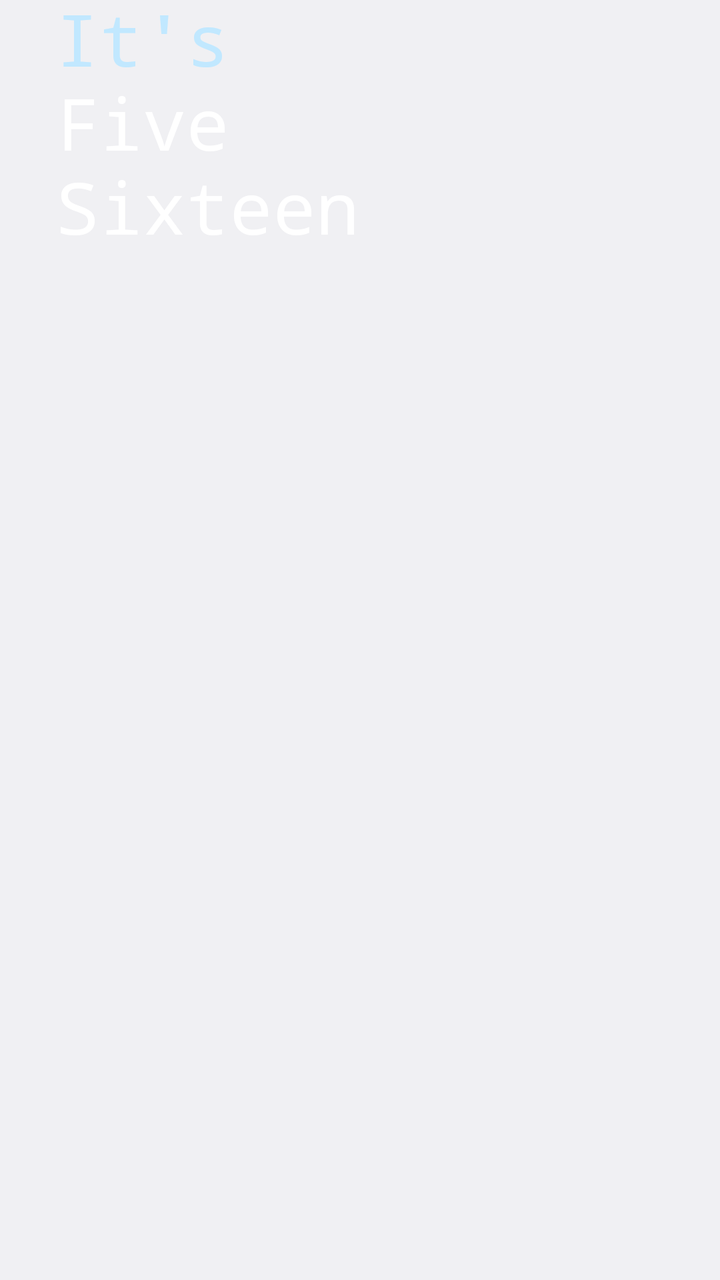
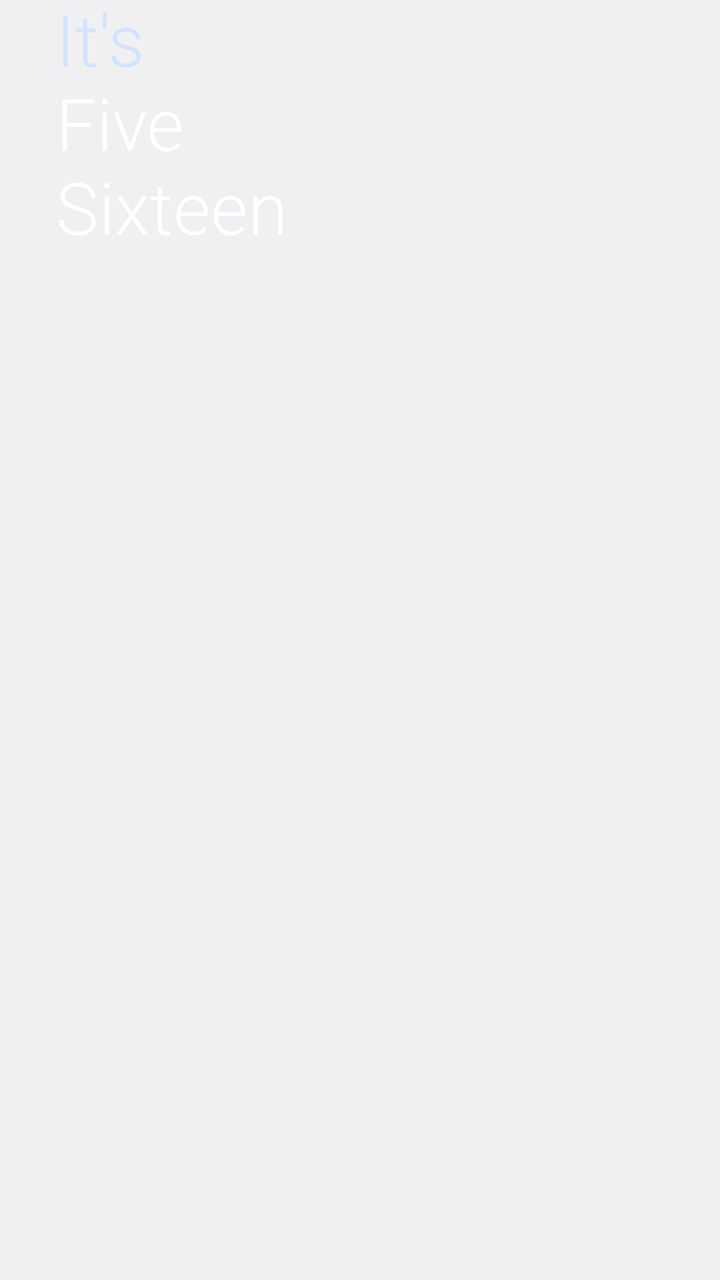

Two renders of the same Android screen: before a commit and after it. Below are the layout's source before the change and the commit's diff.
<!-- AndroidManifest.xml: application theme android:Theme.DeviceDefault.Light.NoActionBar -->
<!-- res/layout/zclock_ls_22.xml -->
<?xml version="1.0" encoding="utf-8"?>
<LinearLayout xmlns:android="http://schemas.android.com/apk/res/android"
    xmlns:tools="http://schemas.android.com/tools"
    android:layout_width="match_parent"
    android:layout_height="wrap_content"
    android:layout_gravity="center_horizontal|top"
    android:gravity="center_horizontal|top"
    android:orientation="vertical">

    <LinearLayout
        android:layout_width="match_parent"
        android:layout_height="wrap_content"
        android:layout_gravity="center"
        android:gravity="start|center"
        android:orientation="vertical"
        android:paddingHorizontal="28dp">

        <TextView
            android:layout_width="wrap_content"
            android:layout_height="wrap_content"
            android:fontFamily="@*android:string/config_clockFontFamily"
            android:includeFontPadding="false"
            android:tag="accent1|nolineheight"
            android:text="It's"
            android:textAlignment="viewStart"
            android:textColor="@android:color/system_accent1_100"
            android:textSize="36dp"
            tools:ignore="HardcodedText" />

        <TextView
            android:layout_width="wrap_content"
            android:layout_height="wrap_content"
            android:fontFamily="@*android:string/config_clockFontFamily"
            android:includeFontPadding="false"
            android:tag="text1|textHour"
            android:text="Five"
            android:textAlignment="viewStart"
            android:textColor="@android:color/white"
            android:textSize="36dp" />

        <TextView
            android:layout_width="wrap_content"
            android:layout_height="wrap_content"
            android:fontFamily="@*android:string/config_clockFontFamily"
            android:includeFontPadding="false"
            android:tag="text1|textMinute"
            android:text="Sixteen"
            android:textAlignment="viewStart"
            android:textColor="@android:color/white"
            android:textSize="36dp" />

        <TextClock
            android:layout_width="0dp"
            android:layout_height="0dp"
            android:format12Hour="hh:mm"
            android:format24Hour="HH:mm"
            android:tag="tickIndicator"
            android:visibility="invisible" />
    </LinearLayout>
</LinearLayout>
<!-- resources referenced by this layout -->
<resources>

</resources>

<!-- the commit's change to res/layout/zclock_ls_22.xml (unified diff, before → after) -->
@@ -18,19 +18,19 @@
         <TextView
             android:layout_width="wrap_content"
             android:layout_height="wrap_content"
-            android:fontFamily="@*android:string/config_clockFontFamily"
+            android:fontFamily="sans-serif-light"
             android:includeFontPadding="false"
             android:tag="accent1|nolineheight"
             android:text="It's"
             android:textAlignment="viewStart"
-            android:textColor="@android:color/system_accent1_100"
+            android:textColor="@color/zc_accent1_100"
             android:textSize="36dp"
             tools:ignore="HardcodedText" />
 
         <TextView
             android:layout_width="wrap_content"
             android:layout_height="wrap_content"
-            android:fontFamily="@*android:string/config_clockFontFamily"
+            android:fontFamily="sans-serif-light"
             android:includeFontPadding="false"
             android:tag="text1|textHour"
             android:text="Five"
@@ -41,7 +41,7 @@
         <TextView
             android:layout_width="wrap_content"
             android:layout_height="wrap_content"
-            android:fontFamily="@*android:string/config_clockFontFamily"
+            android:fontFamily="sans-serif-light"
             android:includeFontPadding="false"
             android:tag="text1|textMinute"
             android:text="Sixteen"
<!-- resource entries referenced after the edit -->
@@ -1,5 +1,5 @@
 <!-- resources referenced by this layout -->
 <resources>
-
+  <color name="zc_accent1_100">#FFD3E3FD</color>
 </resources>
 
